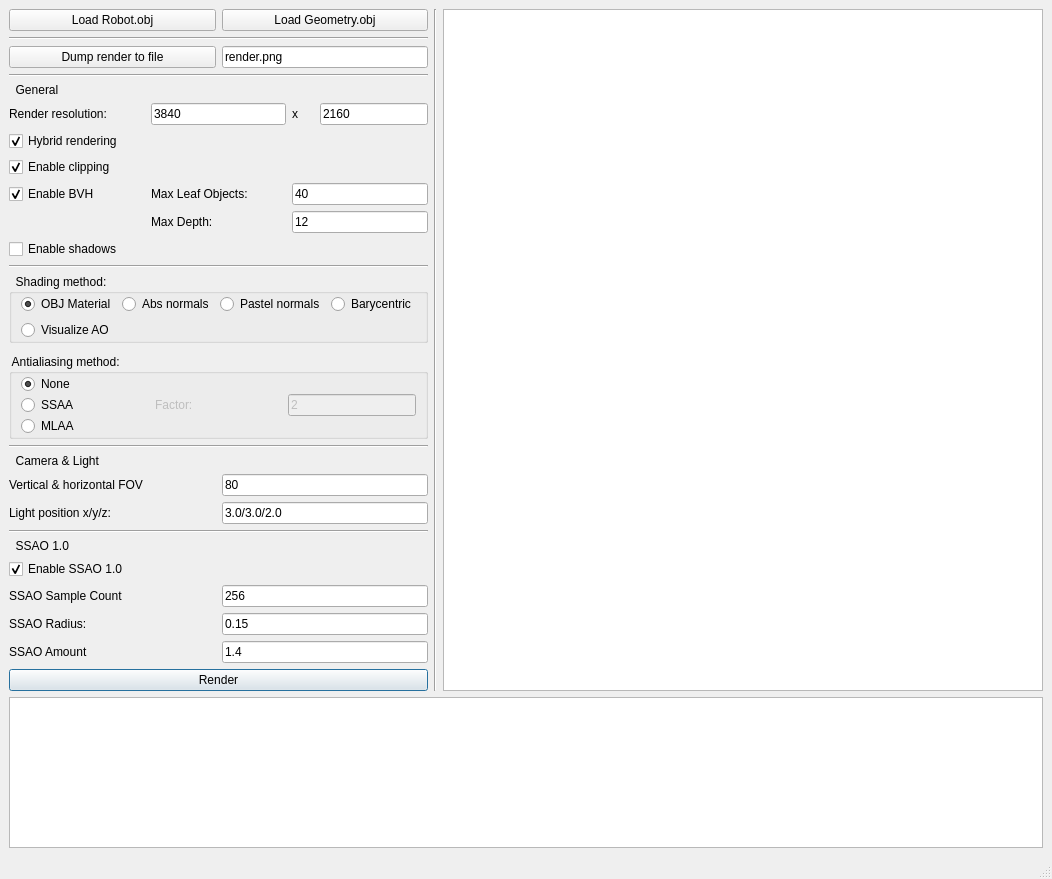
The window that tp2/projets/QT/mainwindow.ui (TomClabault/RayTracerCPP) describes before a commit, drawn with Qt 5.
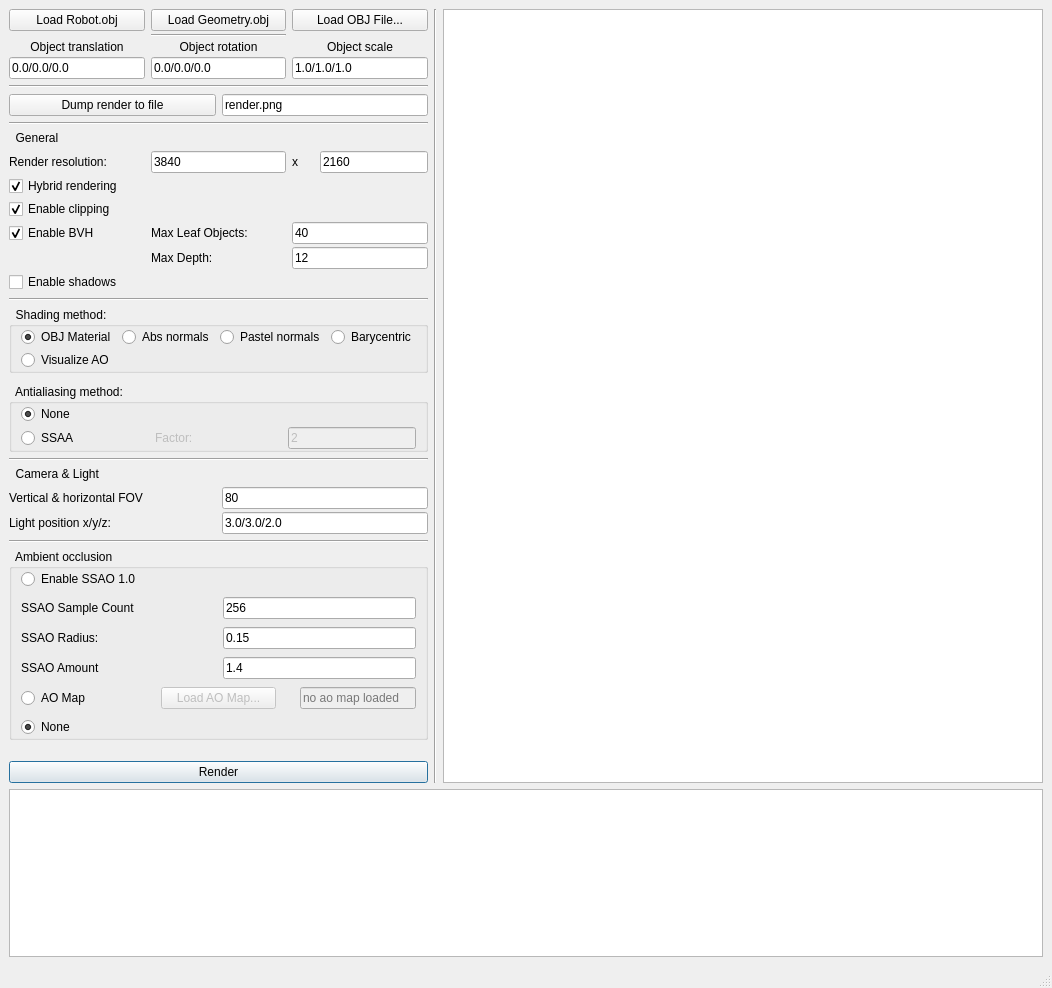
The same window after the commit.

Commit message: Added object transformation UI and arbitrary OBJ file load button

```diff
--- a/tp2/projets/QT/mainwindow.ui
+++ b/tp2/projets/QT/mainwindow.ui
@@ -6,8 +6,8 @@
    <rect>
     <x>0</x>
     <y>0</y>
-    <width>996</width>
-    <height>879</height>
+    <width>1047</width>
+    <height>988</height>
    </rect>
   </property>
   <property name="windowTitle">
@@ -27,6 +27,80 @@
         </property>
         <item>
          <layout class="QGridLayout" name="load_obj_grid">
+          <property name="verticalSpacing">
+           <number>3</number>
+          </property>
+          <item row="4" column="2">
+           <widget class="QLineEdit" name="object_scale_edit">
+            <property name="sizePolicy">
+             <sizepolicy hsizetype="Minimum" vsizetype="Fixed">
+              <horstretch>0</horstretch>
+              <verstretch>0</verstretch>
+             </sizepolicy>
+            </property>
+            <property name="text">
+             <string>1.0/1.0/1.0</string>
+            </property>
+           </widget>
+          </item>
+          <item row="4" column="1">
+           <widget class="QLineEdit" name="object_rotation_edit">
+            <property name="sizePolicy">
+             <sizepolicy hsizetype="Minimum" vsizetype="Fixed">
+              <horstretch>0</horstretch>
+              <verstretch>0</verstretch>
+             </sizepolicy>
+            </property>
+            <property name="text">
+             <string>0.0/0.0/0.0</string>
+            </property>
+           </widget>
+          </item>
+          <item row="4" column="0">
+           <widget class="QLineEdit" name="object_translation_edit">
+            <property name="sizePolicy">
+             <sizepolicy hsizetype="Minimum" vsizetype="Fixed">
+              <horstretch>0</horstretch>
+              <verstretch>0</verstretch>
+             </sizepolicy>
+            </property>
+            <property name="text">
+             <string>0.0/0.0/0.0</string>
+            </property>
+           </widget>
+          </item>
+          <item row="2" column="1">
+           <widget class="QLabel" name="object_rotation_label">
+            <property name="sizePolicy">
+             <sizepolicy hsizetype="Minimum" vsizetype="Preferred">
+              <horstretch>0</horstretch>
+              <verstretch>0</verstretch>
+             </sizepolicy>
+            </property>
+            <property name="text">
+             <string>Object rotation</string>
+            </property>
+            <property name="alignment">
+             <set>Qt::AlignCenter</set>
+            </property>
+           </widget>
+          </item>
+          <item row="2" column="2">
+           <widget class="QLabel" name="object_scale_label">
+            <property name="sizePolicy">
+             <sizepolicy hsizetype="Minimum" vsizetype="Preferred">
+              <horstretch>0</horstretch>
+              <verstretch>0</verstretch>
+             </sizepolicy>
+            </property>
+            <property name="text">
+             <string>Object scale</string>
+            </property>
+            <property name="alignment">
+             <set>Qt::AlignCenter</set>
+            </property>
+           </widget>
+          </item>
           <item row="0" column="0">
            <widget class="QPushButton" name="load_robot_obj_button">
             <property name="sizePolicy">
@@ -47,6 +121,36 @@
             </property>
            </widget>
           </item>
+          <item row="0" column="2">
+           <widget class="QPushButton" name="load_obj_file_button">
+            <property name="text">
+             <string>Load OBJ File...</string>
+            </property>
+           </widget>
+          </item>
+          <item row="2" column="0">
+           <widget class="QLabel" name="object_translation_label">
+            <property name="sizePolicy">
+             <sizepolicy hsizetype="Minimum" vsizetype="Preferred">
+              <horstretch>0</horstretch>
+              <verstretch>0</verstretch>
+             </sizepolicy>
+            </property>
+            <property name="text">
+             <string>Object translation</string>
+            </property>
+            <property name="alignment">
+             <set>Qt::AlignCenter</set>
+            </property>
+           </widget>
+          </item>
+          <item row="1" column="1">
+           <widget class="Line" name="line_5">
+            <property name="orientation">
+             <enum>Qt::Horizontal</enum>
+            </property>
+           </widget>
+          </item>
          </layout>
         </item>
         <item>
@@ -114,6 +218,9 @@
         </item>
         <item>
          <layout class="QGridLayout" name="general_grid">
+          <property name="verticalSpacing">
+           <number>3</number>
+          </property>
           <item row="0" column="2">
            <layout class="QHBoxLayout" name="horizontalLayout_2">
             <item>
@@ -300,13 +407,16 @@
           <property name="title">
            <string>  Shading method:</string>
           </property>
-          <layout class="QGridLayout" name="gridLayout_3" columnstretch="0,0,0,0,0">
+          <layout class="QGridLayout" name="gridLayout_3" columnstretch="0,0,0,0">
            <property name="topMargin">
             <number>0</number>
            </property>
            <property name="bottomMargin">
             <number>0</number>
            </property>
+           <property name="verticalSpacing">
+            <number>3</number>
+           </property>
            <item row="0" column="3">
             <widget class="QRadioButton" name="shade_barycentric_radio_button">
              <property name="text">
@@ -370,7 +480,7 @@
         <item>
          <widget class="QGroupBox" name="antialiasing_group_box">
           <property name="title">
-           <string> Antialiasing method:</string>
+           <string>  Antialiasing method:</string>
           </property>
           <layout class="QGridLayout" name="gridLayout_2">
            <property name="topMargin">
@@ -383,48 +493,8 @@
             <number>6</number>
            </property>
            <property name="verticalSpacing">
-            <number>0</number>
+            <number>3</number>
            </property>
-           <item row="2" column="0">
-            <widget class="QRadioButton" name="mlaa_radio_button">
-             <property name="text">
-              <string>MLAA</string>
-             </property>
-            </widget>
-           </item>
-           <item row="1" column="0">
-            <widget class="QRadioButton" name="ssaa_radio_button">
-             <property name="text">
-              <string>SSAA</string>
-             </property>
-            </widget>
-           </item>
-           <item row="1" column="1">
-            <widget class="QLabel" name="ssaa_factor_label">
-             <property name="enabled">
-              <bool>false</bool>
-             </property>
-             <property name="sizePolicy">
-              <sizepolicy hsizetype="Minimum" vsizetype="Preferred">
-               <horstretch>0</horstretch>
-               <verstretch>0</verstretch>
-              </sizepolicy>
-             </property>
-             <property name="text">
-              <string>Factor:</string>
-             </property>
-            </widget>
-           </item>
-           <item row="0" column="0">
-            <widget class="QRadioButton" name="no_aa_radio_button">
-             <property name="text">
-              <string>None</string>
-             </property>
-             <property name="checked">
-              <bool>true</bool>
-             </property>
-            </widget>
-           </item>
            <item row="1" column="2">
             <widget class="QLineEdit" name="ssaa_factor_edit">
              <property name="enabled">
@@ -441,6 +511,39 @@
              </property>
             </widget>
            </item>
+           <item row="0" column="0">
+            <widget class="QRadioButton" name="no_aa_radio_button">
+             <property name="text">
+              <string>None</string>
+             </property>
+             <property name="checked">
+              <bool>true</bool>
+             </property>
+            </widget>
+           </item>
+           <item row="1" column="1">
+            <widget class="QLabel" name="ssaa_factor_label">
+             <property name="enabled">
+              <bool>false</bool>
+             </property>
+             <property name="sizePolicy">
+              <sizepolicy hsizetype="Minimum" vsizetype="Preferred">
+               <horstretch>0</horstretch>
+               <verstretch>0</verstretch>
+              </sizepolicy>
+             </property>
+             <property name="text">
+              <string>Factor:</string>
+             </property>
+            </widget>
+           </item>
+           <item row="1" column="0">
+            <widget class="QRadioButton" name="ssaa_radio_button">
+             <property name="text">
+              <string>SSAA</string>
+             </property>
+            </widget>
+           </item>
           </layout>
          </widget>
         </item>
@@ -472,6 +575,9 @@
           <property name="sizeConstraint">
            <enum>QLayout::SetMinAndMaxSize</enum>
           </property>
+          <property name="verticalSpacing">
+           <number>3</number>
+          </property>
           <item row="0" column="1">
            <widget class="QLineEdit" name="camera_fov_edit">
             <property name="sizePolicy">
@@ -528,20 +634,64 @@
          </widget>
         </item>
         <item>
-         <widget class="QLabel" name="ssao_1_label">
+         <widget class="QGroupBox" name="ambient_occlusion_group_box">
           <property name="sizePolicy">
-           <sizepolicy hsizetype="Minimum" vsizetype="Preferred">
+           <sizepolicy hsizetype="Minimum" vsizetype="Minimum">
             <horstretch>0</horstretch>
             <verstretch>0</verstretch>
            </sizepolicy>
           </property>
+          <property name="title">
+           <string>  Ambient occlusion</string>
+          </property>
+          <layout class="QVBoxLayout" name="verticalLayout">
+           <property name="spacing">
+            <number>8</number>
+           </property>
+           <property name="topMargin">
+            <number>0</number>
+           </property>
+           <property name="bottomMargin">
+            <number>0</number>
+           </property>
+           <item>
+            <widget class="QRadioButton" name="ssao_1_radio_button">
           <property name="text">
-           <string>  SSAO 1.0</string>
+              <string>Enable SSAO 1.0</string>
+             </property>
+             <property name="checked">
+              <bool>false</bool>
           </property>
          </widget>
         </item>
         <item>
          <layout class="QGridLayout" name="ssao_1_grid">
+             <item row="4" column="0">
+              <widget class="QLabel" name="ssao_1_radius_label">
+               <property name="sizePolicy">
+                <sizepolicy hsizetype="Minimum" vsizetype="Preferred">
+                 <horstretch>0</horstretch>
+                 <verstretch>0</verstretch>
+                </sizepolicy>
+               </property>
+               <property name="text">
+                <string>SSAO Radius:</string>
+               </property>
+              </widget>
+             </item>
+             <item row="2" column="1">
+              <widget class="QLineEdit" name="ssao_1_sample_count_edit">
+               <property name="sizePolicy">
+                <sizepolicy hsizetype="Minimum" vsizetype="Fixed">
+                 <horstretch>0</horstretch>
+                 <verstretch>0</verstretch>
+                </sizepolicy>
+               </property>
+               <property name="text">
+                <string>256</string>
+               </property>
+              </widget>
+             </item>
           <item row="6" column="0">
            <widget class="QLabel" name="ssao_1_amount_label">
             <property name="sizePolicy">
@@ -555,6 +705,19 @@
             </property>
            </widget>
           </item>
+             <item row="4" column="1">
+              <widget class="QLineEdit" name="ssao_1_radius_edit">
+               <property name="sizePolicy">
+                <sizepolicy hsizetype="Minimum" vsizetype="Fixed">
+                 <horstretch>0</horstretch>
+                 <verstretch>0</verstretch>
+                </sizepolicy>
+               </property>
+               <property name="text">
+                <string>0.15</string>
+               </property>
+              </widget>
+             </item>
           <item row="6" column="1">
            <widget class="QLineEdit" name="ssao_1_amount_edit">
             <property name="sizePolicy">
@@ -568,48 +731,6 @@
             </property>
            </widget>
           </item>
-          <item row="4" column="1">
-           <widget class="QLineEdit" name="ssao_1_radius_edit">
-            <property name="sizePolicy">
-             <sizepolicy hsizetype="Minimum" vsizetype="Fixed">
-              <horstretch>0</horstretch>
-              <verstretch>0</verstretch>
-             </sizepolicy>
-            </property>
-            <property name="text">
-             <string>0.15</string>
-            </property>
-           </widget>
-          </item>
-          <item row="0" column="0">
-           <widget class="QCheckBox" name="enable_ssao_1_checkbox">
-            <property name="sizePolicy">
-             <sizepolicy hsizetype="Minimum" vsizetype="Fixed">
-              <horstretch>0</horstretch>
-              <verstretch>0</verstretch>
-             </sizepolicy>
-            </property>
-            <property name="text">
-             <string>Enable SSAO 1.0</string>
-            </property>
-            <property name="checked">
-             <bool>true</bool>
-            </property>
-           </widget>
-          </item>
-          <item row="4" column="0">
-           <widget class="QLabel" name="ssao_1_radius_label">
-            <property name="sizePolicy">
-             <sizepolicy hsizetype="Minimum" vsizetype="Preferred">
-              <horstretch>0</horstretch>
-              <verstretch>0</verstretch>
-             </sizepolicy>
-            </property>
-            <property name="text">
-             <string>SSAO Radius:</string>
-            </property>
-           </widget>
-          </item>
           <item row="2" column="0">
            <widget class="QLabel" name="ssao_1_sample_count_label">
             <property name="sizePolicy">
@@ -623,20 +744,63 @@
             </property>
            </widget>
           </item>
-          <item row="2" column="1">
-           <widget class="QLineEdit" name="ssao_1_sample_count_edit">
+            </layout>
+           </item>
+           <item>
+            <layout class="QHBoxLayout" name="ao_map_hor_layout">
+             <property name="spacing">
+              <number>24</number>
+             </property>
+             <item>
+              <widget class="QRadioButton" name="ao_map_radio_button">
+               <property name="text">
+                <string>AO Map</string>
+               </property>
+              </widget>
+             </item>
+             <item>
+              <widget class="QPushButton" name="load_ao_map_button">
+               <property name="enabled">
+                <bool>false</bool>
+               </property>
+               <property name="text">
+                <string>Load AO Map...</string>
+               </property>
+              </widget>
+             </item>
+             <item>
+              <widget class="QLineEdit" name="ao_map_edit">
+               <property name="enabled">
+                <bool>false</bool>
+               </property>
             <property name="sizePolicy">
              <sizepolicy hsizetype="Minimum" vsizetype="Fixed">
               <horstretch>0</horstretch>
               <verstretch>0</verstretch>
              </sizepolicy>
             </property>
+               <property name="readOnly">
+                <bool>true</bool>
+               </property>
+               <property name="placeholderText">
+                <string>no ao map loaded</string>
+               </property>
+              </widget>
+             </item>
+            </layout>
+           </item>
+           <item>
+            <widget class="QRadioButton" name="no_ao_radio_button">
             <property name="text">
-             <string>256</string>
+              <string>None</string>
+             </property>
+             <property name="checked">
+              <bool>true</bool>
             </property>
            </widget>
           </item>
          </layout>
+         </widget>
         </item>
         <item>
          <spacer name="verticalSpacer">
@@ -721,7 +885,7 @@
     <rect>
      <x>0</x>
      <y>0</y>
-     <width>996</width>
+     <width>1047</width>
      <height>21</height>
     </rect>
    </property>
```
Lines whose indentation alone changed are shown as unchanged. The commit also changes 15 other files.
